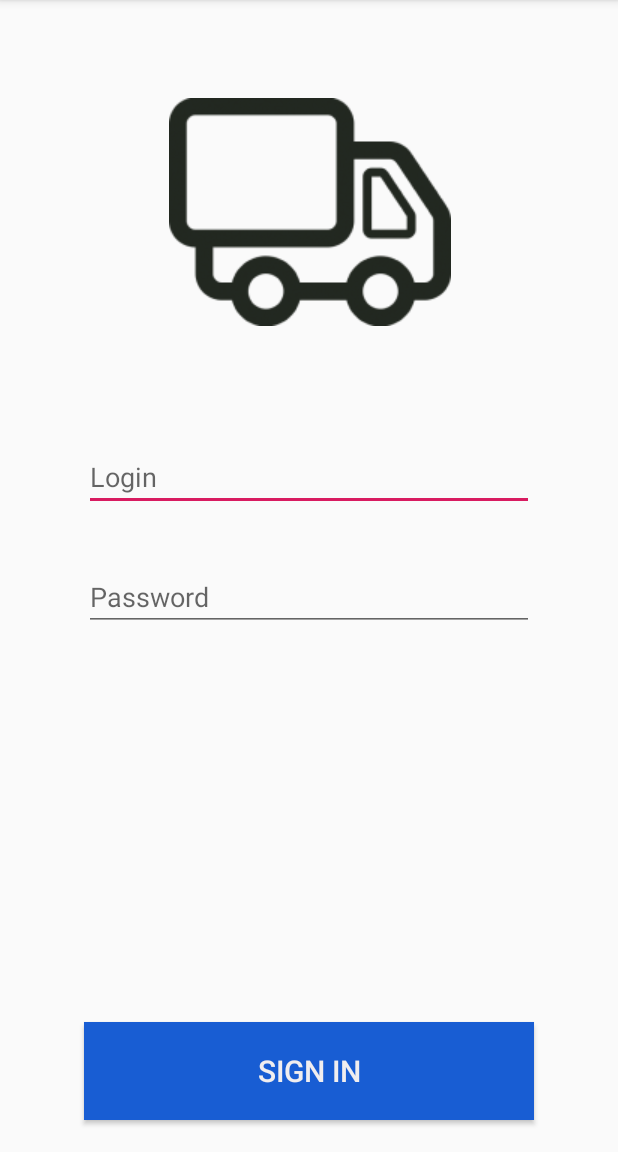
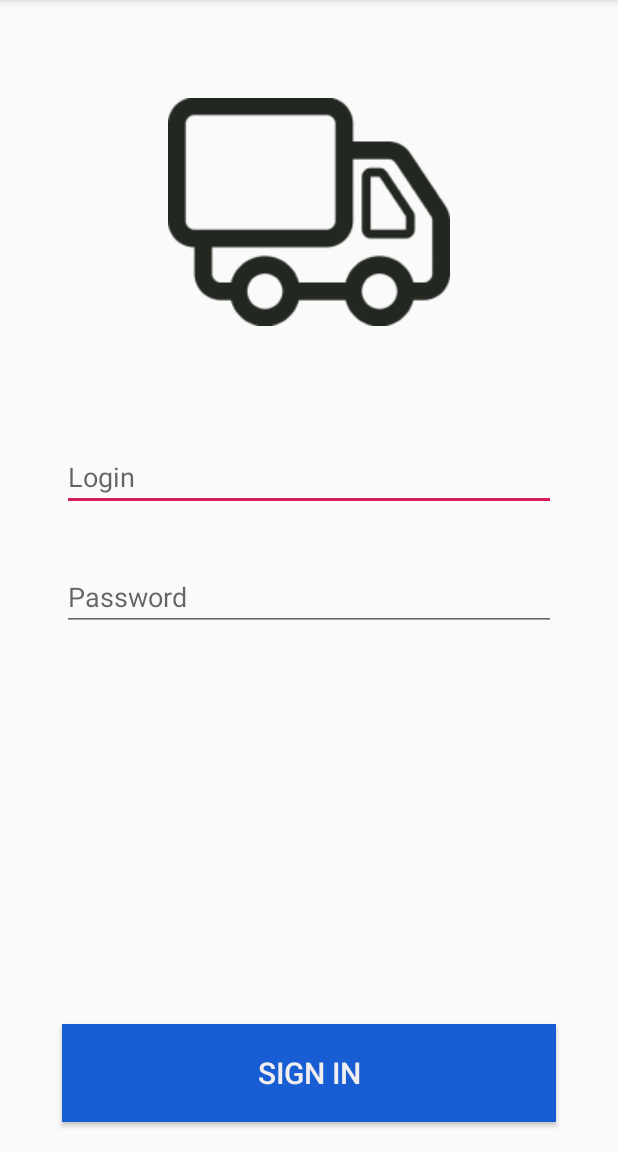
Before and after one commit to SergeiMikhailovskii/RPPBA, an Android app: the LoginActivity screen opened directly, with no data from a screen before it, on a phone screen of 412 x 824 dp, the part 84-1236 px from its top. Run offline under Robolectric (Android 15) with nearby library versions, the phone set to English and light mode, and no system bars.

Commit message:
fix: seichas yzje doljno bit vsio ok)

```diff
--- a/app/src/main/res/layout/activity_login.xml
+++ b/app/src/main/res/layout/activity_login.xml
@@ -18,14 +18,14 @@
         android:layout_width="wrap_content"
         android:layout_height="wrap_content"
         android:orientation="vertical"
-        app:layout_constraintGuide_percent="0.25" />
+        app:layout_constraintGuide_percent="0.20" />
 
     <androidx.constraintlayout.widget.Guideline
         android:id="@+id/guideline3"
         android:layout_width="wrap_content"
         android:layout_height="wrap_content"
         android:orientation="vertical"
-        app:layout_constraintGuide_percent="0.75" />
+        app:layout_constraintGuide_percent="0.80" />
 
     <androidx.constraintlayout.widget.Guideline
         android:id="@+id/guideline4"
@@ -44,11 +44,11 @@
         app:layout_constraintStart_toStartOf="@+id/guideline2"
         app:layout_constraintEnd_toEndOf="@id/guideline3"
         app:layout_constraintTop_toTopOf="parent"
-        app:layout_constraintVertical_bias="1.0" />
+        app:layout_constraintDimensionRatio="1:1" />
 
     <EditText
         android:id="@+id/login_edit_text"
-        android:layout_width="300dp"
+        android:layout_width="0dp"
         android:layout_height="wrap_content"
         android:layout_marginTop="230dp"
         android:hint="@string/login"
@@ -58,7 +58,7 @@
 
     <EditText
         android:id="@+id/password_edit_text"
-        android:layout_width="300dp"
+        android:layout_width="0dp"
         android:layout_height="wrap_content"
         android:layout_marginTop="80dp"
         android:hint="@string/password"
@@ -68,14 +68,14 @@
 
     <Button
         android:id="@+id/sign_in_button"
-        android:layout_width="300dp"
+        android:layout_width="0dp"
         android:layout_height="65dp"
         android:background="@color/colorBlue"
         android:text="@string/sign_in"
         android:textColor="@color/colorWhite"
         android:textSize="20sp"
         app:layout_constraintBottom_toBottomOf="parent"
-        android:layout_marginBottom="21dp"
+        android:layout_marginBottom="20dp"
         app:layout_constraintEnd_toEndOf="@id/guideline4"
         app:layout_constraintStart_toStartOf="@+id/guideline"
          />
```
